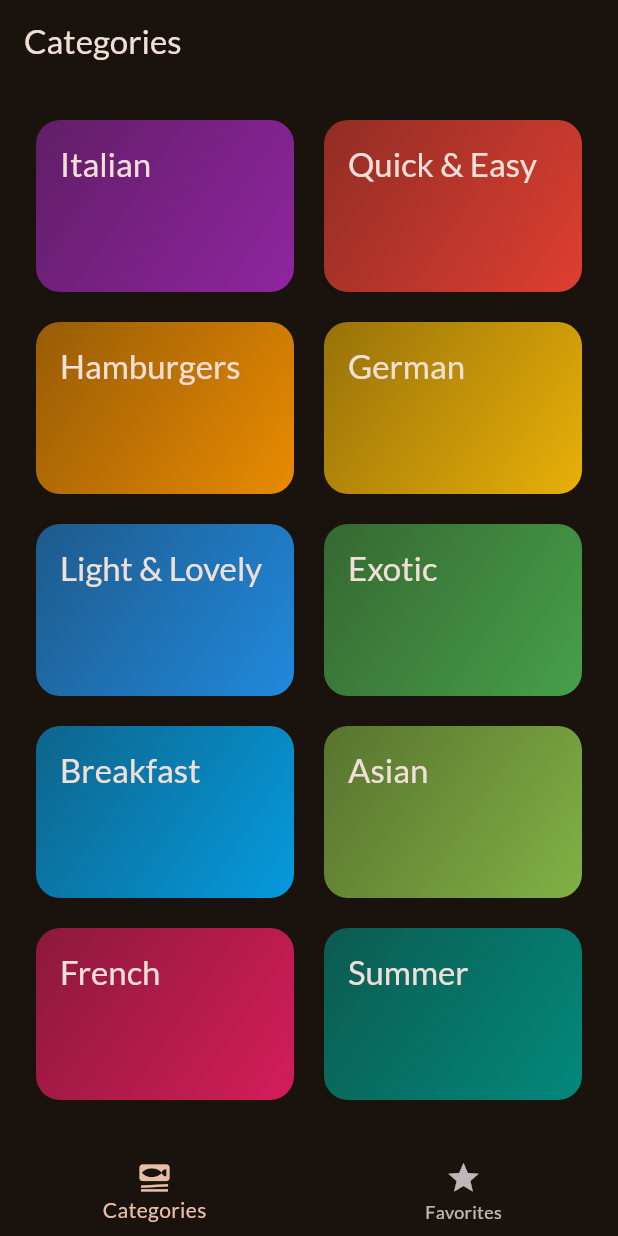
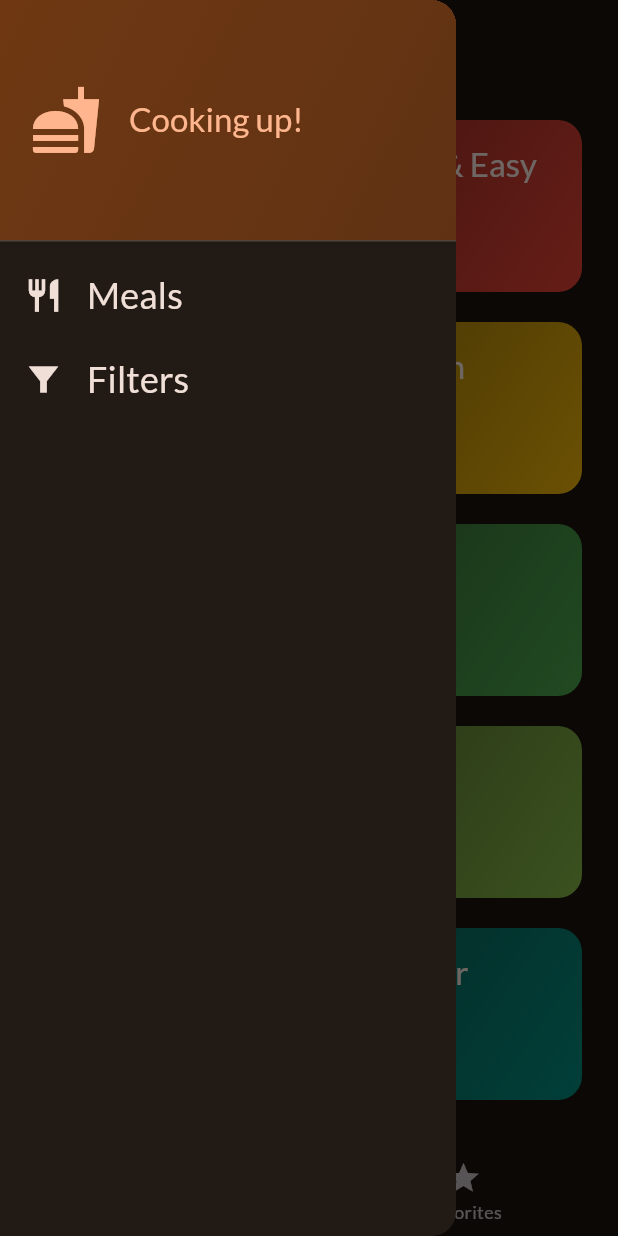
Before and after one commit to awells2399/flutter_projects, a Flutter app: the screen it shows after launch, with the side drawer open (before the commit the screen has no drawer), on a phone screen of 412 x 824 dp. Run offline on Flutter 3.47's test engine with Material 2 defaults, Android fonts, the phone set to English and light mode, and no system bars; our stand-ins replace flutter_riverpod, google_fonts, transparent_image.

Commit message:
refactor to user riverpod

```diff
--- /dev/null
+++ b/meals/lib/providers/filters_provider.dart
@@ -0,0 +1,53 @@
+import 'package:flutter_riverpod/flutter_riverpod.dart';
+
+import 'meals_providers.dart';
+
+enum Filter {
+  glutenFree,
+  lactoseFree,
+  vegetarian,
+  vegan,
+}
+
+class FiltersNotifier extends StateNotifier<Map<Filter, bool>> {
+  FiltersNotifier()
+      : super({
+          Filter.glutenFree: false,
+          Filter.lactoseFree: false,
+          Filter.vegan: false,
+          Filter.vegetarian: false,
+        });
+
+  void setFilter(Filter filter, bool isActive) {
+    state = {...state, filter: isActive};
+  }
+
+  void setFilters(Map<Filter, bool> chosenFilters) {
+    state = chosenFilters;
+  }
+}
+
+final filtersProvider =
+    StateNotifierProvider<FiltersNotifier, Map<Filter, bool>>(
+        (ref) => FiltersNotifier());
+
+final filteredMealsProvider = Provider((ref) {
+  final meals = ref.watch(mealsProvider);
+  final activeFilters = ref.watch(filtersProvider);
+
+  return meals.where((meal) {
+    if (activeFilters[Filter.glutenFree]! && !meal.isGlutenFree) {
+      return false;
+    }
+    if (activeFilters[Filter.lactoseFree]! && !meal.isLactoseFree) {
+      return false;
+    }
+    if (activeFilters[Filter.vegetarian]! && !meal.isVegetarian) {
+      return false;
+    }
+    if (activeFilters[Filter.vegan]! && !meal.isVegan) {
+      return false;
+    }
+    return true;
+  }).toList();
+});
--- /dev/null
+++ b/meals/lib/providers/meals_providers.dart
@@ -0,0 +1,6 @@
+import 'package:flutter_riverpod/flutter_riverpod.dart';
+import 'package:meals/data/dummy_data.dart';
+
+final mealsProvider = Provider((ref) {
+  return dummyMeals;
+});
--- a/meals/lib/screens/categories.dart
+++ b/meals/lib/screens/categories.dart
@@ -9,13 +9,13 @@ import 'package:meals/screens/meals.dart';
 class CategoriesScreen extends StatelessWidget {
   const CategoriesScreen({
     super.key,
-    required this.onToggleFavorite,
+    required this.availableMeals,
   });
 
-  final void Function(Meal meal) onToggleFavorite;
+  final List<Meal> availableMeals;
 
   void _selectCategory(BuildContext context, Category category) {
-    final filteredMeals = dummyMeals
+    final filteredMeals = availableMeals
         .where((meal) => meal.categories.contains(category.id))
         .toList();
 
@@ -24,7 +24,6 @@ class CategoriesScreen extends StatelessWidget {
         builder: (ctx) => MealsScreen(
           title: category.title,
           meals: filteredMeals,
-          onToggleFavorite: onToggleFavorite,
         ),
       ),
     );
--- a/meals/lib/screens/meals.dart
+++ b/meals/lib/screens/meals.dart
@@ -8,19 +8,16 @@ class MealsScreen extends StatelessWidget {
     super.key,
     this.title,
     required this.meals,
-    required this.onToggleFavorite,
   });
 
   final String? title;
   final List<Meal> meals;
-  final void Function(Meal meal) onToggleFavorite;
 
   void _selectedMeal(BuildContext context, Meal meal) {
     Navigator.of(context).push(
       MaterialPageRoute(
         builder: (ctx) => MealDetailsScreen(
           meal: meal,
-          onToggleFavorite: onToggleFavorite,
         ),
       ),
     );
--- a/meals/lib/screens/tabs.dart
+++ b/meals/lib/screens/tabs.dart
@@ -1,46 +1,23 @@
 import 'package:flutter/material.dart';
+import 'package:flutter_riverpod/flutter_riverpod.dart';
+import 'package:meals/providers/favorites_provider.dart';
 import 'package:meals/screens/categories.dart';
+import 'package:meals/screens/filters.dart';
 import 'package:meals/screens/meals.dart';
+import 'package:meals/widgets/main_drawer.dart';
+import '../providers/filters_provider.dart';
 
-import '../models/meal.dart';
-
-class TabsScreen extends StatefulWidget {
+class TabsScreen extends ConsumerStatefulWidget {
   const TabsScreen({super.key});
 
   @override
-  State<TabsScreen> createState() {
+  ConsumerState<TabsScreen> createState() {
     return _TabsScreenState();
   }
 }
 
-class _TabsScreenState extends State<TabsScreen> {
+class _TabsScreenState extends ConsumerState<TabsScreen> {
   int _selectedPageIndex = 0;
-  final List<Meal> _favoriteMeals = [];
-
-  void _showInfoMessage(String message) {
-    ScaffoldMessenger.of(context).clearSnackBars();
-    ScaffoldMessenger.of(context).showSnackBar(
-      SnackBar(
-        content: Text(message),
-      ),
-    );
-  }
-
-  void _toggleMealFavoriteStatus(Meal meal) {
-    final isExisting = _favoriteMeals.contains(meal);
-
-    if (isExisting) {
-      setState(() {
-        _favoriteMeals.remove(meal);
-      });
-      _showInfoMessage('Meal is no longer a favorite.');
-    } else {
-      setState(() {
-        _favoriteMeals.add(meal);
-      });
-      _showInfoMessage('Marked as a favorite!');
-    }
-  }
 
   void _selectPage(int index) {
     setState(() {
@@ -48,17 +25,30 @@ class _TabsScreenState extends State<TabsScreen> {
     });
   }
 
+  void _setScreen(String identifier) async {
+    Navigator.of(context).pop();
+    if (identifier == 'filters') {
+      await Navigator.of(context).push<Map<Filter, bool>>(
+        MaterialPageRoute(
+          builder: (ctx) => const FiltersScreen(),
+        ),
+      );
+    }
+  }
+
   @override
   Widget build(BuildContext context) {
+    final availableMeals = ref.watch(filteredMealsProvider);
+
     Widget activePage = CategoriesScreen(
-      onToggleFavorite: _toggleMealFavoriteStatus,
+      availableMeals: availableMeals,
     );
     var activePageTitle = 'Categories';
 
     if (_selectedPageIndex == 1) {
+      final favoriteMeals = ref.watch(favoriteMealsProvider);
       activePage = MealsScreen(
-        meals: _favoriteMeals,
-        onToggleFavorite: _toggleMealFavoriteStatus,
+        meals: favoriteMeals,
       );
       activePageTitle = 'Your Favorites';
     }
@@ -67,6 +57,7 @@ class _TabsScreenState extends State<TabsScreen> {
       appBar: AppBar(
         title: Text(activePageTitle),
       ),
+      drawer: MainDrawer(onSelectScreen: _setScreen),
       body: activePage,
       bottomNavigationBar: BottomNavigationBar(
         onTap: _selectPage,
--- /dev/null
+++ b/meals/lib/widgets/main_drawer.dart
@@ -0,0 +1,79 @@
+import 'package:flutter/material.dart';
+
+class MainDrawer extends StatelessWidget {
+  const MainDrawer({
+    super.key,
+    required this.onSelectScreen,
+  });
+
+  final void Function(String identifier) onSelectScreen;
+
+  @override
+  Widget build(BuildContext context) {
+    return Drawer(
+      child: Column(
+        children: [
+          DrawerHeader(
+              decoration: BoxDecoration(
+                gradient: LinearGradient(
+                  colors: [
+                    Theme.of(context).colorScheme.primaryContainer,
+                    Theme.of(context)
+                        .colorScheme
+                        .primaryContainer
+                        .withOpacity(0.8),
+                  ],
+                  begin: Alignment.topLeft,
+                  end: Alignment.bottomRight,
+                ),
+              ),
+              padding: EdgeInsets.all(20),
+              child: Row(
+                children: [
+                  Icon(
+                    Icons.fastfood,
+                    size: 48,
+                    color: Theme.of(context).colorScheme.primary,
+                  ),
+                  SizedBox(width: 18),
+                  Text(
+                    'Cooking up!',
+                    style: Theme.of(context).textTheme.titleLarge!.copyWith(
+                          color: Theme.of(context).colorScheme.primary,
+                        ),
+                  ),
+                ],
+              )),
+          ListTile(
+            leading: Icon(
+              Icons.restaurant,
+              size: 26,
+              color: Theme.of(context).colorScheme.onBackground,
+            ),
+            title: Text(
+              'Meals',
+              style: Theme.of(context).textTheme.titleSmall!.copyWith(
+                  color: Theme.of(context).colorScheme.onBackground,
+                  fontSize: 24),
+            ),
+            onTap: () => {onSelectScreen('meals')},
+          ),
+          ListTile(
+            leading: Icon(
+              Icons.filter_alt_sharp,
+              size: 26,
+              color: Theme.of(context).colorScheme.onBackground,
+            ),
+            title: Text(
+              'Filters',
+              style: Theme.of(context).textTheme.titleSmall!.copyWith(
+                  color: Theme.of(context).colorScheme.onBackground,
+                  fontSize: 24),
+            ),
+            onTap: () => {onSelectScreen('filters')},
+          )
+        ],
+      ),
+    );
+  }
+}
--- a/meals/lib/widgets/meal_item.dart
+++ b/meals/lib/widgets/meal_item.dart
@@ -1,6 +1,5 @@
 import 'package:flutter/material.dart';
 import 'package:meals/models/meal.dart';
-import 'package:meals/screens/meal_details.dart';
 import 'package:meals/widgets/meal_item_trait.dart';
 import 'package:transparent_image/transparent_image.dart';
 
@@ -27,7 +26,7 @@ class MealItem extends StatelessWidget {
   @override
   Widget build(BuildContext context) {
     return Card(
-      margin: EdgeInsets.all(8),
+      margin: const EdgeInsets.all(8),
       shape: RoundedRectangleBorder(
         borderRadius: BorderRadius.circular(8),
       ),
--- a/meals/pubspec.yaml
+++ b/meals/pubspec.yaml
@@ -37,6 +37,7 @@ dependencies:
   cupertino_icons: ^1.0.2
   google_fonts: ^5.0.0
   transparent_image: ^2.0.1
+  flutter_riverpod: ^2.3.6
 
 dev_dependencies:
   flutter_test:
```
Also changed, not shown: meals/lib/main.dart (+6 -1 lines), meals/lib/providers/favorites_provider.dart (added, +22 -0 lines), meals/lib/screens/filters.dart (added, +110 -0 lines), meals/lib/screens/meal_details.dart (+22 -6 lines), meals/pubspec.lock.
